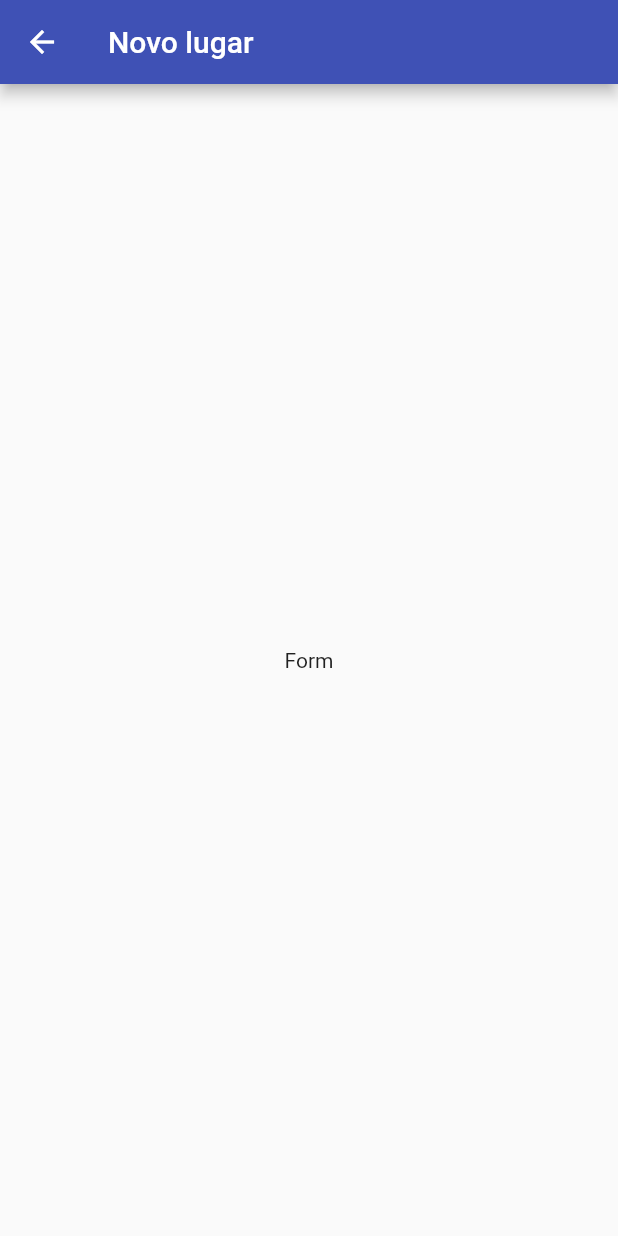
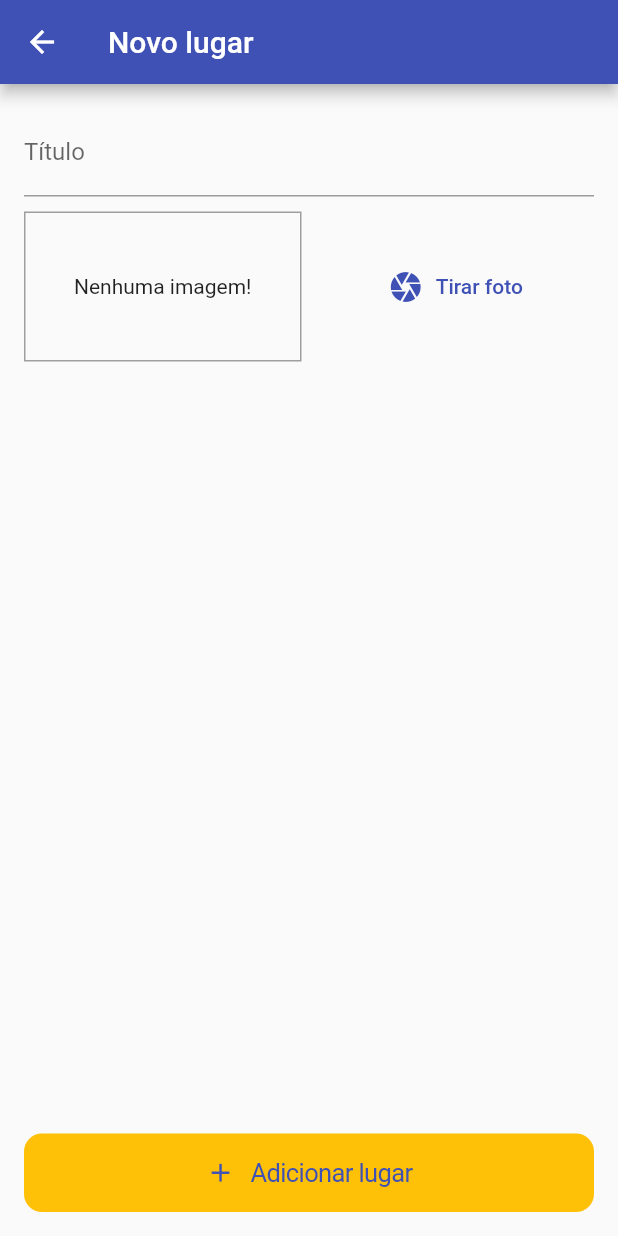
Before and after one commit to AlexBitar80/great-places-app, a Flutter app: the screen it shows after launch, after a tap on the "add" icon, on a phone screen of 412 x 824 dp. Run offline on Flutter 3.47's test engine with Material 3 defaults, Android fonts, the phone set to English and light mode, and no system bars.

Commit message:
feat: adiciona tela de formulário para cadastrar novos lugares

```diff
--- a/lib/great_places.dart
+++ b/lib/great_places.dart
@@ -2,3 +2,4 @@ export './models/models.dart';
 export './providers/providers.dart';
 export './routes/routes.dart';
 export './pages/pages.dart';
+export './widgets/widgets.dart';
--- a/lib/pages/place_form_page.dart
+++ b/lib/pages/place_form_page.dart
@@ -1,4 +1,8 @@
+import 'package:flutter/cupertino.dart';
 import 'package:flutter/material.dart';
+import 'package:flutter/widgets.dart';
+
+import '../great_places.dart';
 
 class PlaceFormPage extends StatefulWidget {
   const PlaceFormPage({super.key});
@@ -8,14 +12,63 @@ class PlaceFormPage extends StatefulWidget {
 }
 
 class _PlacesFormPageState extends State<PlaceFormPage> {
+  final _titleController = TextEditingController();
+
+  void _submitForm() {}
+
   @override
   Widget build(BuildContext context) {
     return Scaffold(
       appBar: AppBar(
         title: const Text('Novo lugar'),
       ),
-      body: const Center(
-        child: Text('Form'),
+      body: Column(
+        children: [
+          // ignore: prefer_const_constructors
+          Expanded(
+            child: SingleChildScrollView(
+              physics: const BouncingScrollPhysics(),
+              child: Padding(
+                padding: const EdgeInsets.all(
+                  16,
+                ),
+                child: Column(
+                  children: [
+                    TextField(
+                      controller: _titleController,
+                      decoration: const InputDecoration(
+                        labelText: 'Título',
+                      ),
+                    ),
+                    const SizedBox(height: 10),
+                    const ImageInput(),
+                  ],
+                ),
+              ),
+            ),
+          ),
+          SafeArea(
+            child: Padding(
+              padding: const EdgeInsets.only(
+                bottom: 16.0,
+                left: 16.0,
+                right: 16.0,
+              ),
+              child: CupertinoButton(
+                color: Theme.of(context).colorScheme.secondary,
+                child: const Row(
+                  mainAxisAlignment: MainAxisAlignment.center,
+                  children: [
+                    Icon(Icons.add),
+                    SizedBox(width: 10),
+                    Text('Adicionar lugar'),
+                  ],
+                ),
+                onPressed: () => _submitForm(),
+              ),
+            ),
+          )
+        ],
       ),
     );
   }
--- a/lib/pages/places_list_page.dart
+++ b/lib/pages/places_list_page.dart
@@ -19,8 +19,10 @@ class PlacesListPage extends StatelessWidget {
           ),
         ],
       ),
-      body: const Center(
-        child: CircularProgressIndicator.adaptive(),
+      body: Center(
+        child: CircularProgressIndicator.adaptive(
+          backgroundColor: Theme.of(context).colorScheme.secondary,
+        ),
       ),
     );
   }
--- /dev/null
+++ b/lib/widgets/image_input.dart
@@ -0,0 +1,40 @@
+import 'package:flutter/material.dart';
+
+class ImageInput extends StatefulWidget {
+  const ImageInput({super.key});
+
+  @override
+  State<ImageInput> createState() => _ImageInputState();
+}
+
+class _ImageInputState extends State<ImageInput> {
+  @override
+  Widget build(BuildContext context) {
+    return Row(
+      children: [
+        Expanded(
+          child: Container(
+            height: 100,
+            decoration: BoxDecoration(
+              border: Border.all(
+                width: 1,
+                color: Colors.grey,
+              ),
+            ),
+            child: const Center(
+              child: Text('Nenhuma imagem!'),
+            ),
+          ),
+        ),
+        const SizedBox(width: 10),
+        Expanded(
+          child: TextButton.icon(
+            onPressed: () {},
+            icon: const Icon(Icons.camera),
+            label: const Text('Tirar foto'),
+          ),
+        ),
+      ],
+    );
+  }
+}
--- /dev/null
+++ b/lib/widgets/widgets.dart
@@ -0,0 +1 @@
+export 'image_input.dart';
```
